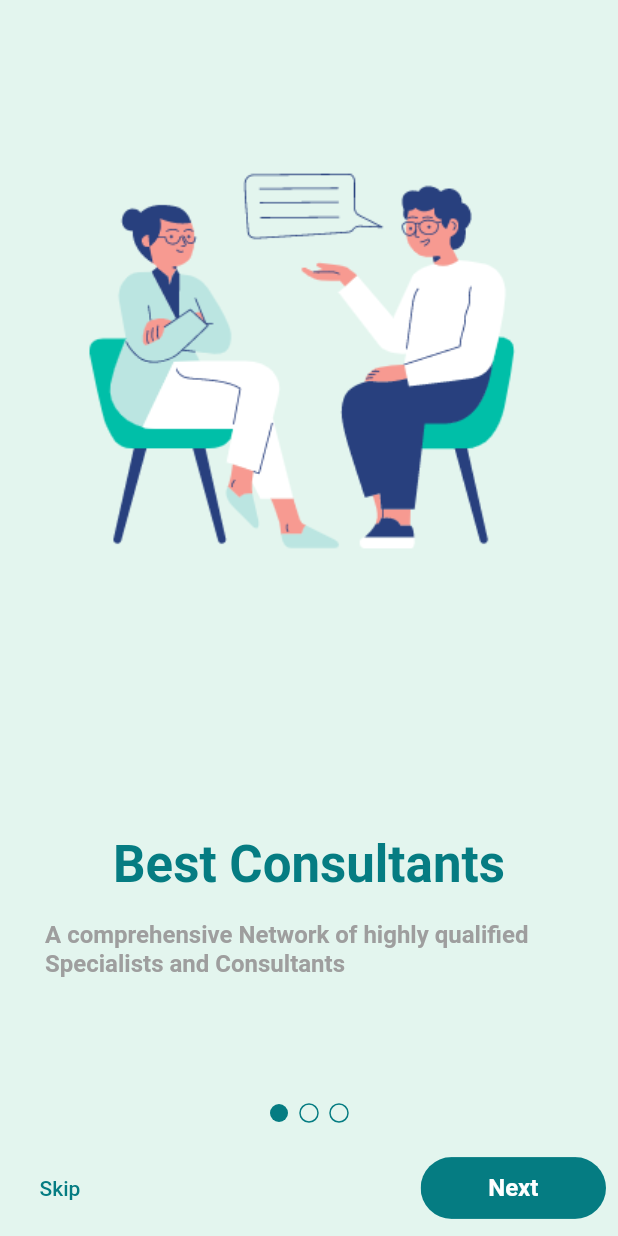
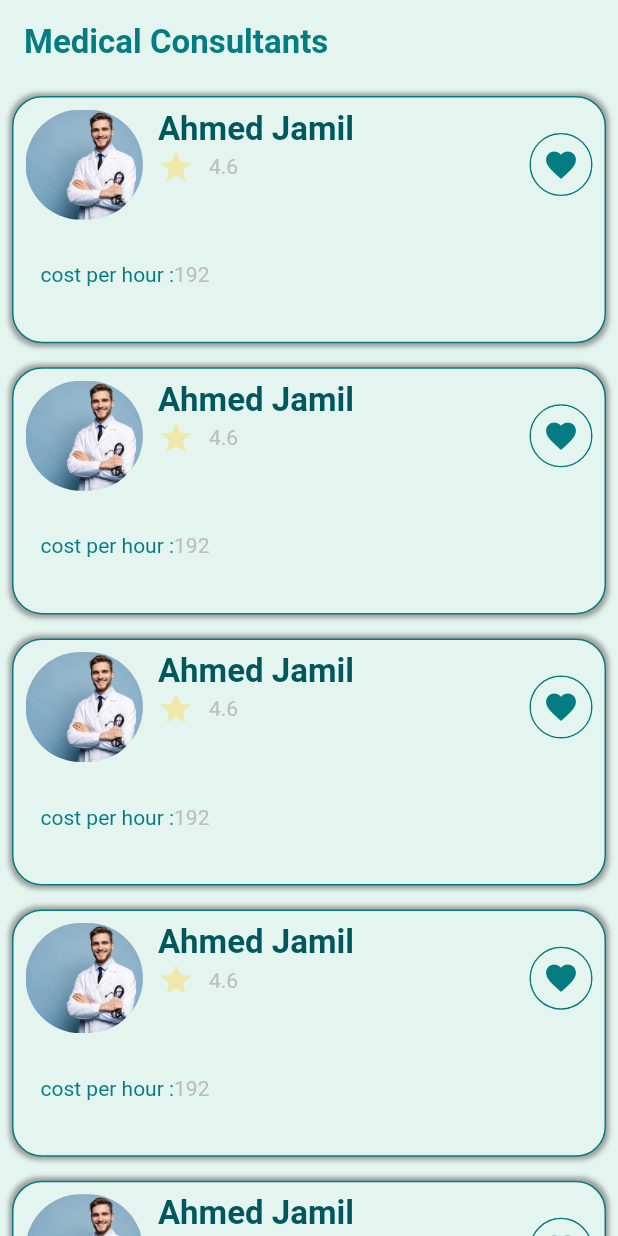
Before and after one commit to hamzafz7/consult_in, a Flutter app: the screen it shows after launch, on a phone screen of 412 x 824 dp. Run offline on Flutter 3.47's test engine with Material 2 defaults, Android fonts, the phone set to English and light mode, and no system bars; drawn by our look-alikes of smooth_page_indicator; our stand-ins replace animated_splash_screen, animated_text_kit, bloc, flutter_bloc, hexcolor.

Commit message:
second commit

```diff
--- a/consult_in/lib/components/constants.dart
+++ b/consult_in/lib/components/constants.dart
@@ -4,13 +4,13 @@ import 'package:flutter/cupertino.dart';
 
 import '../presentation/screens/onboardingscreen/onboarding_model.dart';
 
-Widget getheigthspace(h) {
+Widget getheigthspace(double? h) {
   return SizedBox(
     height: h,
   );
 }
 
-Widget getwidthspace(w) {
+Widget getwidthspace(double? w) {
   return SizedBox(
     width: w,
   );
--- a/consult_in/lib/components/theme.dart
+++ b/consult_in/lib/components/theme.dart
@@ -17,6 +17,7 @@ Map<int, Color> color = {
 var mycolor = HexColor("#057C82");
 var mysecondcolor = HexColor("#E3F5EE");
 var mythirdcolor = HexColor("#4B907C");
+var mystarcolor = HexColor("#EEE8A9");
 var theme = ThemeData(
   primarySwatch: MaterialColor(
     0xff057c82,
--- /dev/null
+++ b/consult_in/lib/logic/bloc/appcubit.dart
@@ -0,0 +1,12 @@
+import 'package:bloc/bloc.dart';
+import 'package:consult_in/logic/bloc/appstates.dart';
+import 'package:flutter_bloc/flutter_bloc.dart';
+
+class ConsultAppCubit extends Cubit<ConsultAppStates> {
+  ConsultAppCubit() : super(InitialState());
+  bool isfavourite = false;
+  changefavourie() {
+    isfavourite = !isfavourite;
+    emit(ChangeFavouritState());
+  }
+}
--- /dev/null
+++ b/consult_in/lib/logic/bloc/appstates.dart
@@ -0,0 +1,5 @@
+abstract class ConsultAppStates {}
+
+class InitialState extends ConsultAppStates {}
+
+class ChangeFavouritState extends ConsultAppStates {}
--- a/consult_in/lib/main.dart
+++ b/consult_in/lib/main.dart
@@ -1,9 +1,11 @@
 import 'package:consult_in/components/theme.dart';
+import 'package:consult_in/logic/bloc/appcubit.dart';
 import 'package:consult_in/presentation/screens/Expertregisterscreen/expert_register.dart';
 import 'package:consult_in/presentation/screens/IntroRegisterScreen/intro_register.dart';
 import 'package:consult_in/presentation/screens/auth/log_in.dart';
+import 'package:consult_in/presentation/screens/expertsscreen/experts_screen.dart';
 import 'package:flutter/material.dart';
-
+import 'package:flutter_bloc/flutter_bloc.dart';
 import 'presentation/screens/splashscreen/splash_screen.dart';
 
 void main() {
@@ -16,10 +18,12 @@ class MyApp extends StatelessWidget {
   // This widget is the root of your application.
   @override
   Widget build(BuildContext context) {
-    return MaterialApp(
+    return BlocProvider(
+      create: ((context) => ConsultAppCubit()),
+      child: MaterialApp(
         debugShowCheckedModeBanner: false,
         routes: {
-        '/': (context) => SplashScreen(),
+          '/': (context) => ExpertsScreen(),
           'home': (context) => const Homepage(),
           'intro': (context) => const IntroRegisterScreen(),
           'login': (context) => const SigninScreen(),
@@ -27,6 +31,7 @@ class MyApp extends StatelessWidget {
           'introregister': (context) => const IntroRegisterScreen()
         },
         theme: theme,
+      ),
     );
   }
 }
--- /dev/null
+++ b/consult_in/lib/presentation/screens/expertsscreen/experts_screen.dart
@@ -0,0 +1,30 @@
+import 'package:consult_in/components/theme.dart';
+import 'package:consult_in/presentation/widgets/ExpertsItemBuilder.dart';
+import 'package:flutter/material.dart';
+
+class ExpertsScreen extends StatelessWidget {
+  const ExpertsScreen({super.key});
+
+  @override
+  Widget build(BuildContext context) {
+    return Scaffold(
+        backgroundColor: mysecondcolor,
+        appBar: AppBar(
+          title: Text("Medical Consultants",
+              style: Theme.of(context).textTheme.headline4),
+          backgroundColor: mysecondcolor,
+          elevation: 0.0,
+        ),
+        body: ListView.builder(
+          //   shrinkWrap: true,
+          //   physics: const NeverScrollableScrollPhysics(),
+          itemBuilder: ((context, index) => ExpertItemBuilder()),
+          itemCount: 6,
+        )
+        //],
+        //),
+        // ),
+        //   ),
+        );
+  }
+}
--- /dev/null
+++ b/consult_in/lib/presentation/widgets/ExpertsItemBuilder.dart
@@ -0,0 +1,119 @@
+import 'package:consult_in/components/constants.dart';
+import 'package:consult_in/components/theme.dart';
+import 'package:consult_in/logic/bloc/appcubit.dart';
+import 'package:consult_in/logic/bloc/appstates.dart';
+import 'package:flutter/material.dart';
+import 'package:flutter_bloc/flutter_bloc.dart';
+import 'package:hexcolor/hexcolor.dart';
+
+class ExpertItemBuilder extends StatelessWidget {
+  const ExpertItemBuilder({super.key});
+
+  @override
+  Widget build(BuildContext context) {
+    var w = MediaQuery.of(context).size.width;
+    var h = MediaQuery.of(context).size.height;
+
+    return BlocConsumer<ConsultAppCubit, ConsultAppStates>(
+      listener: (context, state) {},
+      builder: (context, state) {
+        return Padding(
+          padding: const EdgeInsets.all(8.0),
+          child: Container(
+            padding: const EdgeInsets.all(8.0),
+            width: w,
+            height: h * 0.2,
+            decoration: BoxDecoration(
+                boxShadow: [
+                  BoxShadow(blurRadius: 2, spreadRadius: 2, color: Colors.grey)
+                ],
+                border: Border.all(color: mycolor),
+                color: mysecondcolor,
+                borderRadius: const BorderRadius.all(Radius.circular(20))),
+            child:
+                Column(crossAxisAlignment: CrossAxisAlignment.start, children: [
+              Expanded(
+                  child: Row(
+                children: [
+                  ClipRRect(
+                      borderRadius: BorderRadius.all(Radius.circular(50)),
+                      child: Image.asset(
+                        "assets/images/doctor.jpg",
+                        width: w * 0.19,
+                        height: h * 0.09,
+                        fit: BoxFit.cover,
+                      )),
+                  getwidthspace(10),
+                  Column(
+                    crossAxisAlignment: CrossAxisAlignment.start,
+                    children: [
+                      Text(
+                        "Ahmed Jamil",
+                        style: Theme.of(context)
+                            .textTheme
+                            .headline4!
+                            .copyWith(color: HexColor("#00575D")),
+                      ),
+                      Row(
+                        children: [
+                          Icon(
+                            Icons.star,
+                            color: mystarcolor,
+                          ),
+                          getwidthspace(10),
+                          Text(
+                            "4.6",
+                            style: TextStyle(color: Colors.grey[400]),
+                          )
+                        ],
+                      )
+                    ],
+                  ),
+                  const Spacer(),
+                  Container(
+                      decoration: BoxDecoration(
+                          border: Border.all(color: mycolor),
+                          borderRadius: BorderRadius.circular(30)),
+                      child: CircleAvatar(
+                        backgroundColor:
+                            BlocProvider.of<ConsultAppCubit>(context)
+                                    .isfavourite
+                                ? mycolor
+                                : mysecondcolor,
+                        child: IconButton(
+                          icon: Icon(Icons.favorite,
+                              color: BlocProvider.of<ConsultAppCubit>(context)
+                                      .isfavourite
+                                  ? mysecondcolor
+                                  : mycolor),
+                          onPressed: (() {
+                            BlocProvider.of<ConsultAppCubit>(context)
+                                .changefavourie();
+                          }),
+                        ),
+                      ))
+                ],
+              )),
+              Expanded(
+                child: Row(
+                  mainAxisAlignment: MainAxisAlignment.start,
+                  children: [
+                    getwidthspace(10),
+                    Text(
+                      "cost per hour :",
+                      style: TextStyle(color: mycolor),
+                    ),
+                    Text(
+                      "192",
+                      style: TextStyle(color: Colors.grey[400]),
+                    )
+                  ],
+                ),
+              )
+            ]),
+          ),
+        );
+      },
+    );
+  }
+}
--- a/consult_in/pubspec.yaml
+++ b/consult_in/pubspec.yaml
@@ -40,6 +40,9 @@ dependencies:
   animated_splash_screen: ^1.3.0
   smooth_page_indicator: ^1.0.0+2
   animated_text_kit: ^4.2.2
+  flutter_bloc: ^8.1.1
+  bloc: ^8.1.0
+
 
 
 
```
Also changed, not shown: consult_in/assets/images/doctor.jpg (added), consult_in/pubspec.lock. Lines whose indentation alone changed are shown as unchanged.
